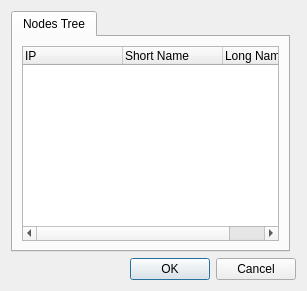
Qt form plugins/artnet/src/configureartnet.ui (mcallegari/qlcplus) before a commit.
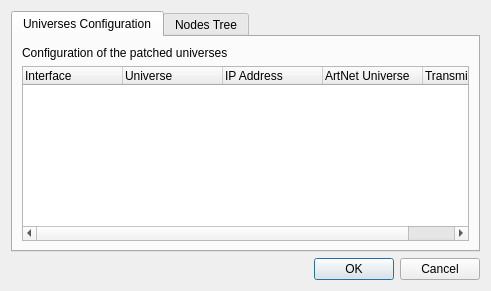
The same form after that commit.

What changed in the file:
```diff
--- a/plugins/artnet/src/configureartnet.ui
+++ b/plugins/artnet/src/configureartnet.ui
@@ -6,19 +6,62 @@
    <rect>
     <x>0</x>
     <y>0</y>
-    <width>307</width>
+    <width>491</width>
     <height>291</height>
    </rect>
   </property>
   <property name="windowTitle">
    <string>Configure ArtNet Plugin</string>
   </property>
-  <layout class="QGridLayout" name="gridLayout">
-   <item row="0" column="0">
+  <layout class="QVBoxLayout" name="verticalLayout_3">
+   <item>
     <widget class="QTabWidget" name="tabWidget">
      <property name="currentIndex">
       <number>0</number>
      </property>
+     <widget class="QWidget" name="tab">
+      <attribute name="title">
+       <string>Universes Configuration</string>
+      </attribute>
+      <layout class="QVBoxLayout" name="verticalLayout_4">
+       <item>
+        <widget class="QLabel" name="label">
+         <property name="text">
+          <string>Configuration of the patched universes</string>
+         </property>
+        </widget>
+       </item>
+       <item>
+        <widget class="QTreeWidget" name="m_uniMapTree">
+         <column>
+          <property name="text">
+           <string>Interface</string>
+          </property>
+         </column>
+         <column>
+          <property name="text">
+           <string>Universe</string>
+          </property>
+         </column>
+         <column>
+          <property name="text">
+           <string>IP Address</string>
+          </property>
+         </column>
+         <column>
+          <property name="text">
+           <string>ArtNet Universe</string>
+          </property>
+         </column>
+         <column>
+          <property name="text">
+           <string>Transmit Mode</string>
+          </property>
+         </column>
+        </widget>
+       </item>
+      </layout>
+     </widget>
      <widget class="QWidget" name="tab_2">
       <attribute name="title">
        <string>Nodes Tree</string>
@@ -50,7 +93,7 @@
      </widget>
     </widget>
    </item>
-   <item row="1" column="0" colspan="2">
+   <item>
     <widget class="QDialogButtonBox" name="m_buttonBox">
      <property name="standardButtons">
       <set>QDialogButtonBox::Cancel|QDialogButtonBox::Ok</set>
```
